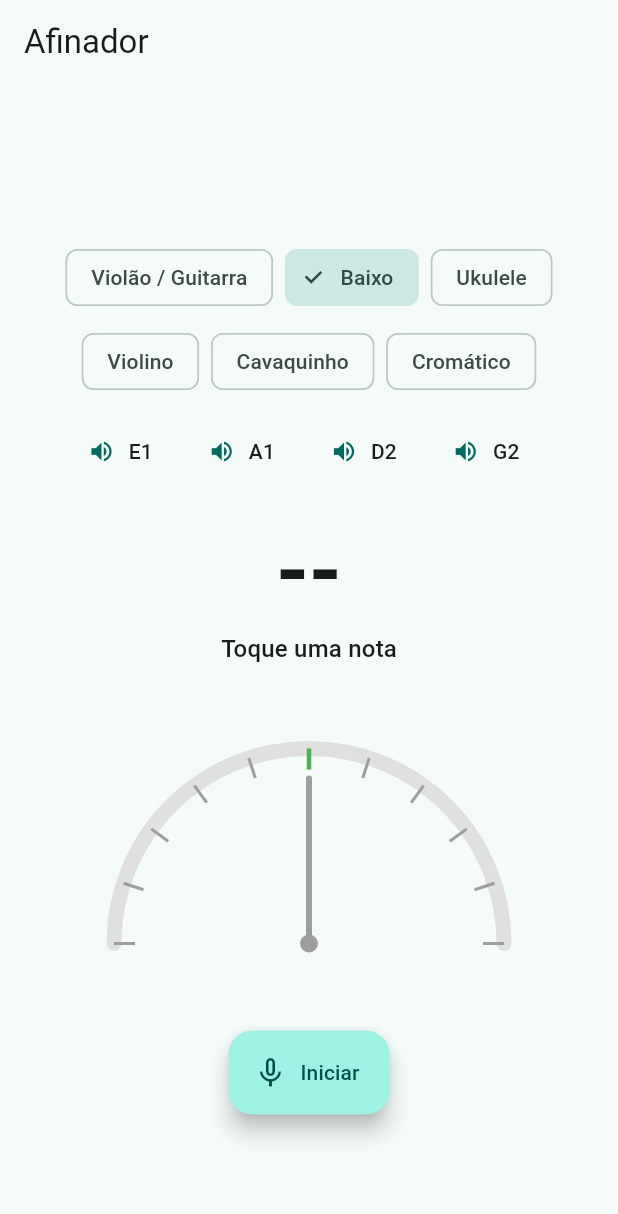
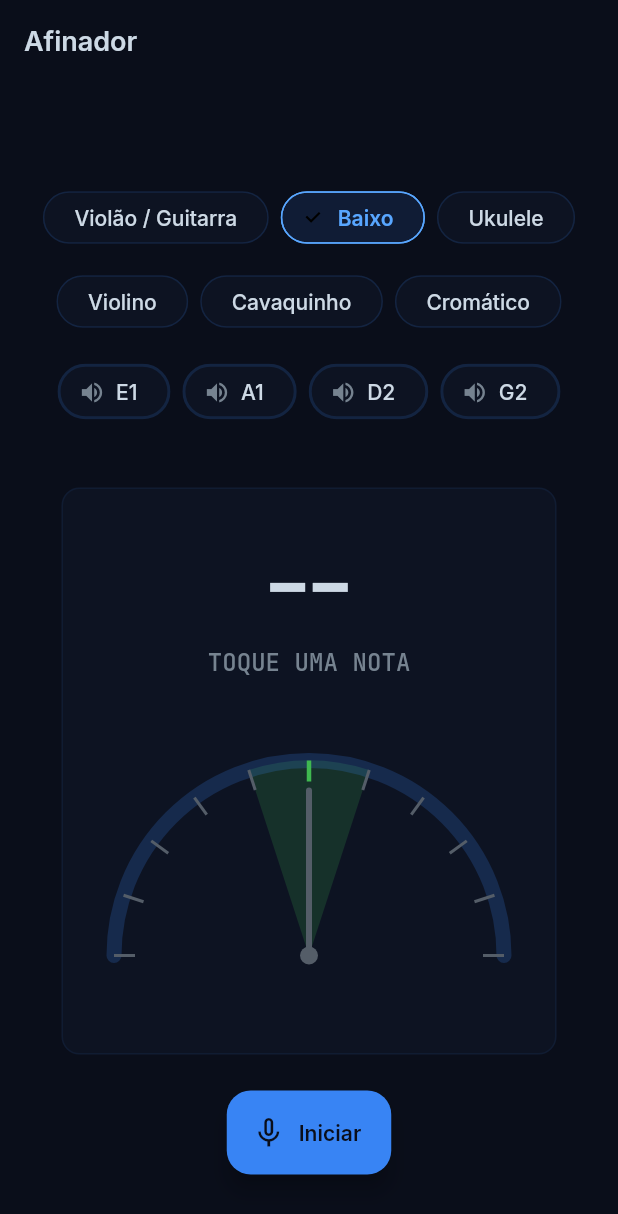
Before and after one commit to Alfser/afinador-instrumental, a Flutter app: the screen it shows after launch, after a tap on "Baixo", on a phone screen of 412 x 824 dp. Shown: the top 1214 px of the screen. Run offline on Flutter 3.47's test engine with Material 3 defaults, Android fonts, the phone set to English and light mode, and no system bars; our stand-ins replace audioplayers, get_it, google_fonts; missing offline and left inert: record.

Commit message:
Aplica novo tema escuro e redesign visual da tela do afinador
Introduz core/theme (AppColors/AppTheme) com paleta escura e tipografia
Inter/JetBrains Mono via google_fonts, e atualiza o gauge, seletor de
instrumento, lista de cordas e tela principal para usar o novo design
system em vez das cores padrão do Material.

Co-Authored-By: Claude Sonnet 5 <noreply@anthropic.com>
Claude-Session: https://claude.ai/code/session_0114ZbAAPi545FK9eCmuHg5Y

```diff
--- /dev/null
+++ b/lib/core/theme/app_colors.dart
@@ -0,0 +1,33 @@
+import 'package:flutter/material.dart';
+
+/// Color tokens mirroring the dark palette of janilson.alfser.com.br, so the
+/// app reads as part of the same design system.
+abstract final class AppColors {
+  static const bg = Color(0xFF0A0E1A);
+  static const bgAlt = Color(0xFF0F1628);
+  static const surface = Color(0x990F1628);
+  static const surfaceHover = Color(0x9916213E);
+  static const border = Color(0x143884F4);
+  static const borderHover = Color(0x333884F4);
+
+  static const text = Color(0xFFCDD9E5);
+  static const textSecondary = Color(0xFF768390);
+  static const textMuted = Color(0xFF545D68);
+
+  static const accent = Color(0xFF3884F4);
+  static const accentHover = Color(0xFF58A6FF);
+  static const accentSecondary = Color(0xFF0EA5E9);
+  static const accentGlow = Color(0x1F3884F4);
+
+  static const tagBg = Color(0x143884F4);
+  static const tagText = Color(0xFF58A6FF);
+
+  static const warning = Color(0xFFF59E0B);
+  static const danger = Color(0xFFF85149);
+
+  /// Signals a confirmed in-tune reading (gauge target zone, needle, note
+  /// label). Kept apart from [accentSecondary] since it needs to read as
+  /// unambiguously "good" against the rest of the blue-toned palette.
+  static const inTune = Color(0xFF3FB950);
+  static const inTuneGlow = Color(0x333FB950);
+}
--- /dev/null
+++ b/lib/core/theme/app_theme.dart
@@ -0,0 +1,85 @@
+import 'package:flutter/material.dart';
+import 'package:google_fonts/google_fonts.dart';
+
+import 'app_colors.dart';
+
+/// App-wide theme matching the dark, Inter/JetBrains Mono design system of
+/// janilson.alfser.com.br.
+abstract final class AppTheme {
+  static ThemeData get dark {
+    final base = ThemeData(
+      useMaterial3: true,
+      brightness: Brightness.dark,
+      scaffoldBackgroundColor: AppColors.bg,
+      colorScheme: const ColorScheme.dark(
+        surface: AppColors.bg,
+        primary: AppColors.accent,
+        secondary: AppColors.accentSecondary,
+        error: AppColors.danger,
+        onSurface: AppColors.text,
+        onPrimary: AppColors.bg,
+      ),
+    );
+
+    final textTheme = GoogleFonts.interTextTheme(base.textTheme).copyWith(
+      displayLarge: GoogleFonts.jetBrainsMono(
+        fontSize: 56,
+        fontWeight: FontWeight.w600,
+        letterSpacing: -0.02,
+        color: AppColors.text,
+      ),
+      titleMedium: GoogleFonts.jetBrainsMono(
+        fontSize: 16,
+        fontWeight: FontWeight.w500,
+        color: AppColors.textSecondary,
+      ),
+      bodyMedium: GoogleFonts.inter(color: AppColors.text),
+      labelLarge: GoogleFonts.inter(
+        fontWeight: FontWeight.w600,
+        letterSpacing: 0.02,
+      ),
+    );
+
+    return base.copyWith(
+      textTheme: textTheme,
+      appBarTheme: AppBarTheme(
+        backgroundColor: AppColors.bg,
+        surfaceTintColor: Colors.transparent,
+        elevation: 0,
+        centerTitle: false,
+        titleTextStyle: GoogleFonts.inter(
+          color: AppColors.text,
+          fontSize: 18,
+          fontWeight: FontWeight.w600,
+        ),
+        iconTheme: const IconThemeData(color: AppColors.text),
+      ),
+      dividerColor: AppColors.border,
+      iconTheme: const IconThemeData(color: AppColors.textSecondary),
+      floatingActionButtonTheme: FloatingActionButtonThemeData(
+        backgroundColor: AppColors.accent,
+        foregroundColor: AppColors.bg,
+        extendedTextStyle: GoogleFonts.inter(
+          fontWeight: FontWeight.w600,
+          letterSpacing: 0.02,
+        ),
+      ),
+      chipTheme: base.chipTheme.copyWith(
+        backgroundColor: AppColors.surface,
+        selectedColor: AppColors.accentGlow,
+        disabledColor: AppColors.surface,
+        labelStyle: GoogleFonts.inter(
+          color: AppColors.text,
+          fontWeight: FontWeight.w500,
+        ),
+        secondaryLabelStyle: GoogleFonts.inter(
+          color: AppColors.accentHover,
+          fontWeight: FontWeight.w600,
+        ),
+        side: const BorderSide(color: AppColors.border),
+        shape: const StadiumBorder(),
+        padding: const EdgeInsets.symmetric(horizontal: 12, vertical: 8),
+      ),
+    );
+  }
+}
--- a/lib/main.dart
+++ b/lib/main.dart
@@ -2,6 +2,7 @@ import 'package:flutter/material.dart';
 import 'package:provider/provider.dart';
 
 import 'core/di/injection_container.dart';
+import 'core/theme/app_theme.dart';
 import 'presentation/viewmodels/tuner_view_model.dart';
 import 'presentation/views/tuner_view.dart';
 
@@ -18,16 +19,8 @@ class AfinadorApp extends StatelessWidget {
     return MaterialApp(
       title: 'Afinador',
       debugShowCheckedModeBanner: false,
-      theme: ThemeData(
-        colorSchemeSeed: Colors.teal,
-        useMaterial3: true,
-        brightness: Brightness.light,
-      ),
-      darkTheme: ThemeData(
-        colorSchemeSeed: Colors.teal,
-        useMaterial3: true,
-        brightness: Brightness.dark,
-      ),
+      theme: AppTheme.dark,
+      themeMode: ThemeMode.dark,
       home: ChangeNotifierProvider(
         create: (_) => sl<TunerViewModel>(),
         child: const TunerView(),
--- a/lib/presentation/views/tuner_view.dart
+++ b/lib/presentation/views/tuner_view.dart
@@ -1,6 +1,7 @@
 import 'package:flutter/material.dart';
 import 'package:provider/provider.dart';
 
+import '../../core/theme/app_colors.dart';
 import '../../domain/entities/pitch_reading.dart';
 import '../viewmodels/tuner_view_model.dart';
 import '../widgets/instrument_selector.dart';
@@ -22,6 +23,7 @@ class TunerView extends StatelessWidget {
     final noteLabel = reading == null
         ? '--'
         : (target?.label ?? reading.note.label);
+    final inTune = reading != null && (target?.isInTune ?? false);
 
     return Scaffold(
       appBar: AppBar(title: const Text('Afinador')),
@@ -54,20 +56,33 @@ class TunerView extends StatelessWidget {
                               ),
                           ],
                         ),
-                        Column(
+                        const SizedBox(height: 40),
+                        Container(
+                          padding: const EdgeInsets.symmetric(
+                            vertical: 32,
+                            horizontal: 24,
+                          ),
+                          decoration: BoxDecoration(
+                            color: AppColors.surface,
+                            borderRadius: BorderRadius.circular(12),
+                            border: Border.all(color: AppColors.border),
+                          ),
+                          child: Column(
                             children: [
-                            const SizedBox(height: 24),
                               Text(
                                 noteLabel,
                                 style: Theme.of(context).textTheme.displayLarge
-                                  ?.copyWith(fontWeight: FontWeight.bold),
+                                    ?.copyWith(
+                                      color: inTune ? AppColors.inTune : null,
+                                    ),
                               ),
                               const SizedBox(height: 8),
                               Text(
                                 reading == null
-                                  ? 'Toque uma nota'
-                                  : '${reading.frequency.toStringAsFixed(1)} Hz',
-                              style: Theme.of(context).textTheme.titleMedium,
+                                    ? 'TOQUE UMA NOTA'
+                                    : '${reading.frequency.toStringAsFixed(1)} HZ',
+                                style: Theme.of(context).textTheme.titleMedium
+                                    ?.copyWith(letterSpacing: 0.05),
                               ),
                               const SizedBox(height: 24),
                               TunerGauge(cents: cents, active: reading != null),
@@ -76,14 +91,16 @@ class TunerView extends StatelessWidget {
                                 _statusText(reading, cents),
                                 style: TextStyle(
                                   fontSize: 18,
+                                  fontWeight: FontWeight.w600,
                                   color: reading == null
-                                    ? Colors.grey
-                                    : (cents.abs() <= 5
-                                          ? Colors.green
-                                          : Colors.orange),
+                                      ? AppColors.textMuted
+                                      : (inTune
+                                            ? AppColors.inTune
+                                            : AppColors.warning),
                                 ),
                               ),
                             ],
+                          ),
                         ),
                         Column(
                           children: [
@@ -93,7 +110,9 @@ class TunerView extends StatelessWidget {
                                 padding: const EdgeInsets.only(bottom: 12),
                                 child: Text(
                                   viewModel.errorMessage!,
-                                  style: const TextStyle(color: Colors.red),
+                                  style: const TextStyle(
+                                    color: AppColors.danger,
+                                  ),
                                 ),
                               ),
                             FloatingActionButton.extended(
--- a/lib/presentation/widgets/instrument_selector.dart
+++ b/lib/presentation/widgets/instrument_selector.dart
@@ -1,5 +1,6 @@
 import 'package:flutter/material.dart';
 
+import '../../core/theme/app_colors.dart';
 import '../../domain/entities/instrument.dart';
 
 class InstrumentSelector extends StatelessWidget {
@@ -26,6 +27,15 @@ class InstrumentSelector extends StatelessWidget {
           label: Text(instrument.name),
           selected: isSelected,
           onSelected: (_) => onChanged(instrument),
+          backgroundColor: AppColors.surface,
+          selectedColor: AppColors.accentGlow,
+          labelStyle: TextStyle(
+            color: isSelected ? AppColors.accentHover : AppColors.text,
+            fontWeight: isSelected ? FontWeight.w600 : FontWeight.w500,
+          ),
+          side: BorderSide(
+            color: isSelected ? AppColors.accentHover : AppColors.border,
+          ),
         );
       }).toList(),
     );
--- a/lib/presentation/widgets/string_row.dart
+++ b/lib/presentation/widgets/string_row.dart
@@ -1,5 +1,6 @@
 import 'package:flutter/material.dart';
 
+import '../../core/theme/app_colors.dart';
 import '../../domain/entities/instrument.dart';
 
 /// Row of buttons, one per string of the selected [instrument]. Tapping
@@ -25,16 +26,20 @@ class StringRow extends StatelessWidget {
       children: instrument.strings.map((s) {
         final isActive = s.label == highlightedLabel;
         return ActionChip(
-          avatar: const Icon(Icons.volume_up, size: 18),
+          avatar: Icon(
+            Icons.volume_up,
+            size: 18,
+            color: isActive ? AppColors.accentHover : AppColors.textSecondary,
+          ),
           label: Text(s.label),
           onPressed: () => onPlay(s),
-          backgroundColor: isActive ? Colors.green.shade100 : null,
+          backgroundColor: isActive ? AppColors.accentGlow : AppColors.surface,
           // Always reserve the same border width so only the color changes
           // when a string becomes active — an invisible (width-2) border
           // when inactive keeps every chip's size identical, avoiding a
           // layout shift/reflow as the highlighted string changes.
           side: BorderSide(
-            color: isActive ? Colors.green : Colors.transparent,
+            color: isActive ? AppColors.accentHover : AppColors.border,
             width: 2,
           ),
         );
--- a/lib/presentation/widgets/tuner_gauge.dart
+++ b/lib/presentation/widgets/tuner_gauge.dart
@@ -1,6 +1,8 @@
 import 'dart:math';
 
 import 'package:flutter/material.dart';
+
+import '../../core/theme/app_colors.dart';
 
 /// A semicircular gauge showing pitch deviation in cents, from -50 to +50.
 class TunerGauge extends StatelessWidget {
@@ -24,17 +26,47 @@ class _GaugePainter extends CustomPainter {
   final double cents;
   final bool active;
 
+  /// Deviation, in cents, within which the pitch counts as "in tune" —
+  /// drives the needle color, matching `TuningTarget.isInTune`.
+  static const _inTuneThresholdCents = 5.0;
+
+  /// Half-width, in cents, of the highlighted target wedge — matches the
+  /// tick spacing so the wedge's edges land exactly on the two ticks
+  /// flanking center, rather than an arbitrary width.
+  static const _zoneHalfWidthCents = 10.0;
+
   @override
   void paint(Canvas canvas, Size size) {
     final center = Offset(size.width / 2, size.height);
     final radius = size.width / 2 - 10;
-    final inTune = active && cents.abs() <= 5;
+    final inTune = active && cents.abs() <= _inTuneThresholdCents;
+
+    // Target zone as a solid pie slice from the pivot out to the arc, sized
+    // to the gap between the two ticks nearest center, so it reads as a
+    // wedge to aim for rather than a thin line to chase.
+    final bandSweep = 2 * _zoneHalfWidthCents / 100 * pi;
+    final bandStart = pi + pi / 2 - bandSweep / 2;
+    final bandPath = Path()
+      ..moveTo(center.dx, center.dy)
+      ..arcTo(
+        Rect.fromCircle(center: center, radius: radius),
+        bandStart,
+        bandSweep,
+        false,
+      )
+      ..close();
+    canvas.drawPath(
+      bandPath,
+      Paint()
+        ..style = PaintingStyle.fill
+        ..color = AppColors.inTune.withValues(alpha: 0.18),
+    );
 
     final arcPaint = Paint()
       ..style = PaintingStyle.stroke
       ..strokeWidth = 10
       ..strokeCap = StrokeCap.round
-      ..color = Colors.grey.shade300;
+      ..color = AppColors.borderHover;
     canvas.drawArc(
       Rect.fromCircle(center: center, radius: radius),
       pi,
@@ -47,7 +79,7 @@ class _GaugePainter extends CustomPainter {
       final angle = pi + (c + 50) / 100 * pi;
       final isCenter = c == 0;
       final tickPaint = Paint()
-        ..color = isCenter ? Colors.green : Colors.grey.shade500
+        ..color = isCenter ? AppColors.inTune : AppColors.textMuted
         ..strokeWidth = isCenter ? 3 : 2;
       final outer = Offset(
         center.dx + radius * cos(angle),
@@ -62,10 +94,10 @@ class _GaugePainter extends CustomPainter {
 
     final needleAngle = pi + (cents + 50) / 100 * pi;
     final needleColor = !active
-        ? Colors.grey
+        ? AppColors.textMuted
         : inTune
-            ? Colors.green
-            : (cents.abs() <= 15 ? Colors.orange : Colors.red);
+            ? AppColors.inTune
+            : (cents.abs() <= 15 ? AppColors.warning : AppColors.danger);
     final needlePaint = Paint()
       ..color = needleColor
       ..strokeWidth = 4
--- a/pubspec.yaml
+++ b/pubspec.yaml
@@ -38,6 +38,7 @@ dependencies:
   get_it: ^9.2.1
   provider: ^6.1.5+1
   audioplayers: ^6.8.1
+  google_fonts: ^6.2.1
 
 dev_dependencies:
   flutter_test:
```
Also changed, not shown: pubspec.lock, 1 other file. Lines whose indentation alone changed are shown as unchanged.
